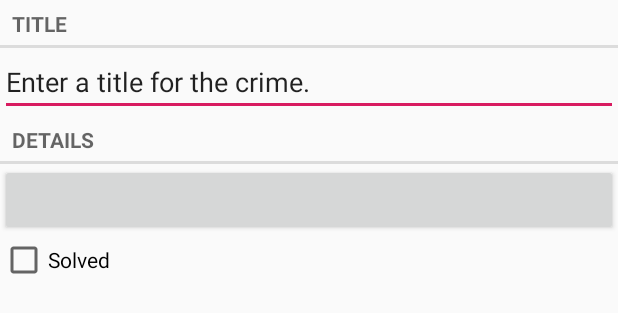
After one commit to maxdk9/CriminalIntent, an Android app: the layout fragment_crime.xml on its own in the app's theme, with its tools: preview values and no code run, on a phone screen of 412 x 824 dp. The commit adds this screen. Shown: the top 313 px of the screen. Run offline under Robolectric (Android 15) with nearby library versions, the phone set to English and light mode, and no system bars.

Commit message:
crimefragment

```diff
--- /dev/null
+++ b/app/src/main/java/criminalintent/and/mazzy/criminalintent/CrimeFragment.java
@@ -0,0 +1,17 @@
+package criminalintent.and.mazzy.criminalintent;
+
+import android.os.Bundle;
+import android.support.annotation.Nullable;
+import android.support.v4.app.Fragment;
+
+public class CrimeFragment extends Fragment {
+    Crime mCrime;
+
+
+
+    @Override
+    public void onCreate(@Nullable Bundle savedInstanceState) {
+        super.onCreate(savedInstanceState);
+        mCrime = new Crime();
+    }
+}
--- /dev/null
+++ b/app/src/main/res/layout/fragment_crime.xml
@@ -0,0 +1,39 @@
+<?xml version="1.0" encoding="utf-8"?>
+<LinearLayout xmlns:android="http://schemas.android.com/apk/res/android"
+              android:orientation="vertical"
+              android:layout_width="match_parent"
+              android:layout_height="match_parent">
+
+    <TextView
+        style="?android:listSeparatorTextViewStyle"
+        android:id="@+id/textView"
+        android:layout_width="match_parent"
+        android:layout_height="wrap_content"
+        android:text="@string/crime_title_label"/>
+
+    <EditText
+        android:id="@+id/crimeTitle"
+        android:layout_width="match_parent"
+        android:layout_height="wrap_content"
+
+        android:inputType="textPersonName"
+        android:text="@string/crime_title_hint"/>
+
+    <TextView
+        style="?android:listSeparatorTextViewStyle"
+        android:id="@+id/textView2"
+        android:layout_width="match_parent"
+        android:layout_height="wrap_content"
+        android:text="@string/crime_details_label"/>
+
+    <Button
+        android:id="@+id/crimeDate"
+        android:layout_width="match_parent"
+        android:layout_height="wrap_content"
+        android:text=""/>
+    <CheckBox
+        android:id="@+id/crimeSolved"
+        android:text="@string/crime_solved_label"
+        android:layout_width="match_parent"
+        android:layout_height="wrap_content"/>
+</LinearLayout>
--- a/app/src/main/res/values/strings.xml
+++ b/app/src/main/res/values/strings.xml
@@ -1,3 +1,7 @@
 <resources>
     <string name="app_name">CriminalIntent</string>
+    <string name="crime_title_hint">Enter a title for the crime.</string>
+    <string name="crime_title_label">Title</string>
+    <string name="crime_details_label">Details</string>
+    <string name="crime_solved_label">Solved</string>
 </resources>
```
